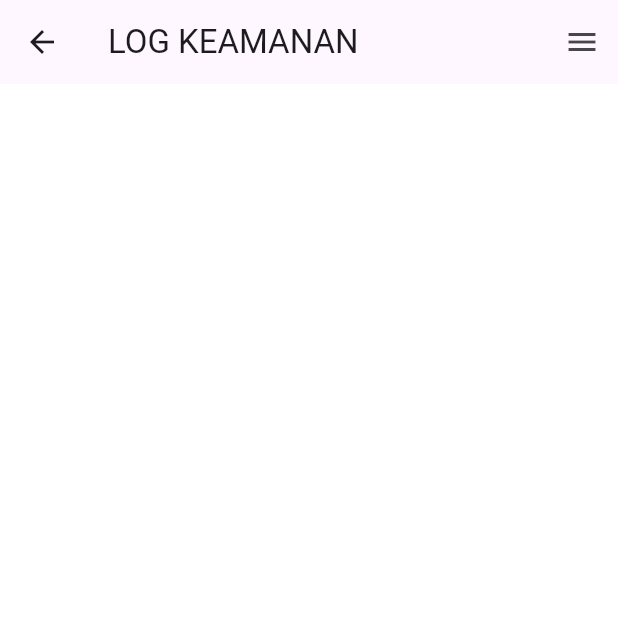
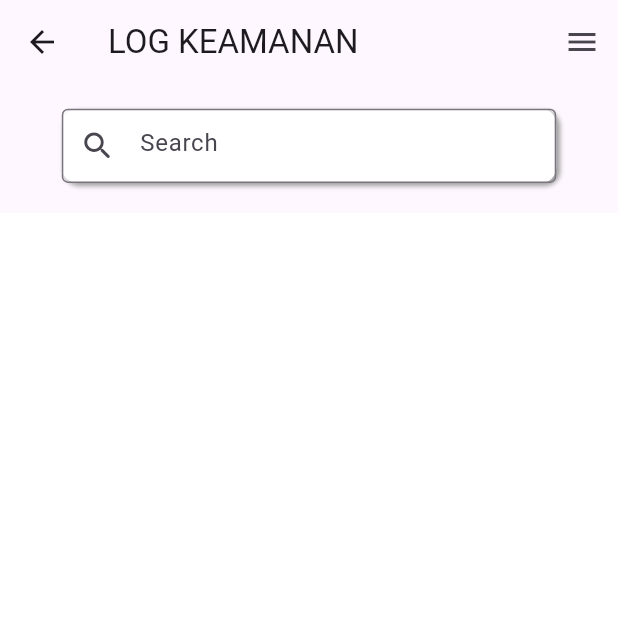
Before and after one commit to daydream410/sistem_monitoring, a Flutter app: the LogPage screen opened by its route, on a phone screen of 412 x 824 dp, the top half of it. Run offline on Flutter 3.47's test engine with Material 3 defaults, Android fonts, the phone set to English and light mode, and no system bars; our stand-ins replace cloud_firestore, curved_navigation_bar, firebase_auth, firebase_core, firebase_database, firebase_storage and 4 more; accounts and stored records are empty.

Commit message:
search bar

```diff
--- a/lib/pages/log_screen.dart
+++ b/lib/pages/log_screen.dart
@@ -69,40 +69,45 @@ class _LogPageState extends State<LogPage> {
         child: SafeArea(
             child: Column(
           children: [
-            // SizedBox(
-            //   height: size.height * 0.02,
-            // ),
-            // Center(
-            //   child: Container(
-            //     width: size.width * 0.8,
-            //     height: size.height * 0.06,
-            //     decoration: BoxDecoration(
-            //       color: Colors.white,
-            //       borderRadius: BorderRadius.circular(10.0),
-            //       boxShadow: const [
-            //         BoxShadow(
-            //             color: Colors.grey,
-            //             blurRadius: 2.0,
-            //             offset: Offset(2.0, 2.0))
-            //       ],
-            //     ),
-            //     child: TextField(
-            //       onChanged: (value) {
-            //         setState(() {
-            //           searchLog = value.toUpperCase();
-            //         });
-            //       },
-            //       decoration: const InputDecoration(
-            //         prefixIcon: Icon(Icons.search_rounded),
-            //         border: OutlineInputBorder(),
-            //         hintText: 'Search',
-            //       ),
-            //     ),
-            //   ),
-            // ),
-            // const SizedBox(
-            //   height: 20,
-            // ),
+            SizedBox(
+              height: size.height * 0.02,
+            ),
+            Center(
+              child: Container(
+                width: size.width * 0.8,
+                height: size.height * 0.06,
+                decoration: BoxDecoration(
+                  color: Colors.white,
+                  borderRadius: BorderRadius.circular(10.0),
+                  boxShadow: const [
+                    BoxShadow(
+                        color: Colors.grey,
+                        blurRadius: 2.0,
+                        offset: Offset(2.0, 2.0))
+                  ],
+                ),
+                child: TextField(
+                  // onChanged: (value) {
+                  //   setState(() {
+                  //     searchLog = value.toUpperCase();
+                  //   });
+                  // },
+                  onSubmitted: (value) {
+                    setState(() {
+                      searchLog = value.toUpperCase();
+                    });
+                  },
+                  decoration: const InputDecoration(
+                    prefixIcon: Icon(Icons.search_rounded),
+                    border: OutlineInputBorder(),
+                    hintText: 'Search',
+                  ),
+                ),
+              ),
+            ),
+            const SizedBox(
+              height: 20,
+            ),
             Container(
               height: size.height * 0.80,
               decoration: const BoxDecoration(
@@ -111,11 +116,10 @@ class _LogPageState extends State<LogPage> {
               child: StreamBuilder(
                   stream: FirebaseFirestore.instance
                       .collection('log')
-                      .orderBy('tanggal', descending: true)
-                      // .orderBy('statusperangkat')
-                      // .startAt([searchLog]).endAt(
-                      //     ["$searchLog\uf8ff"])
-                      .snapshots(),
+                      // .orderBy('tanggal', descending: true)
+                      .orderBy('statusperangkat')
+                      .startAt([searchLog]).endAt(
+                          ["$searchLog\uf8ff"]).snapshots(),
                   builder: (context, snapshot) {
                     if (snapshot.connectionState == ConnectionState.active) {
                       if (snapshot.hasData) {
```
